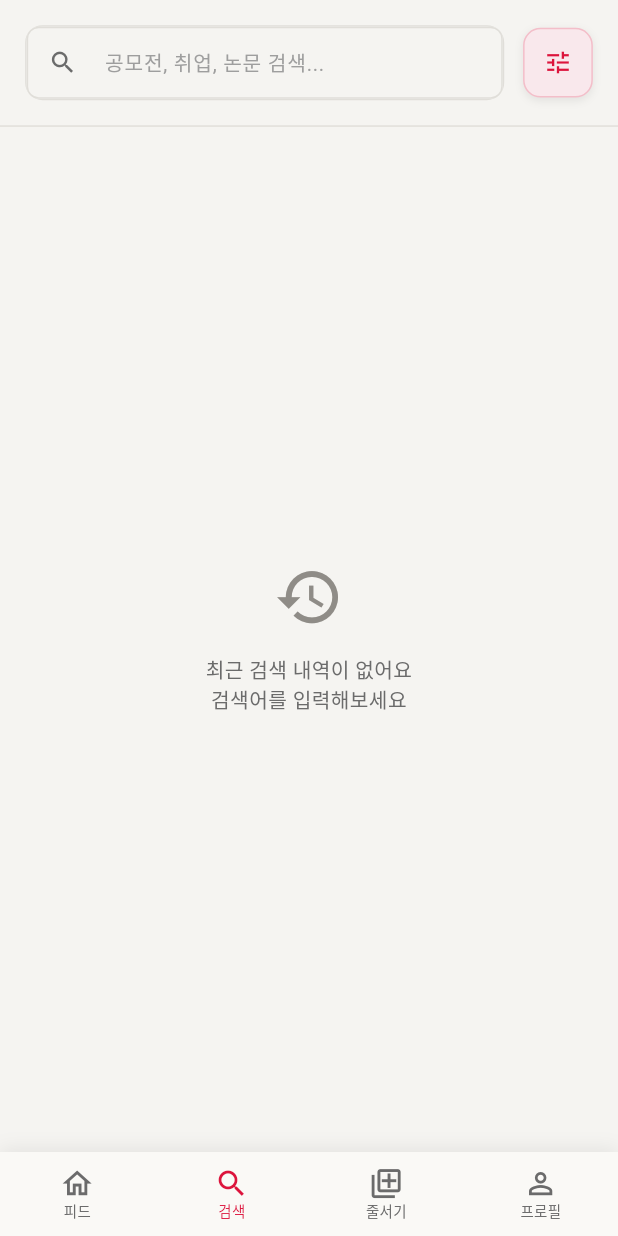
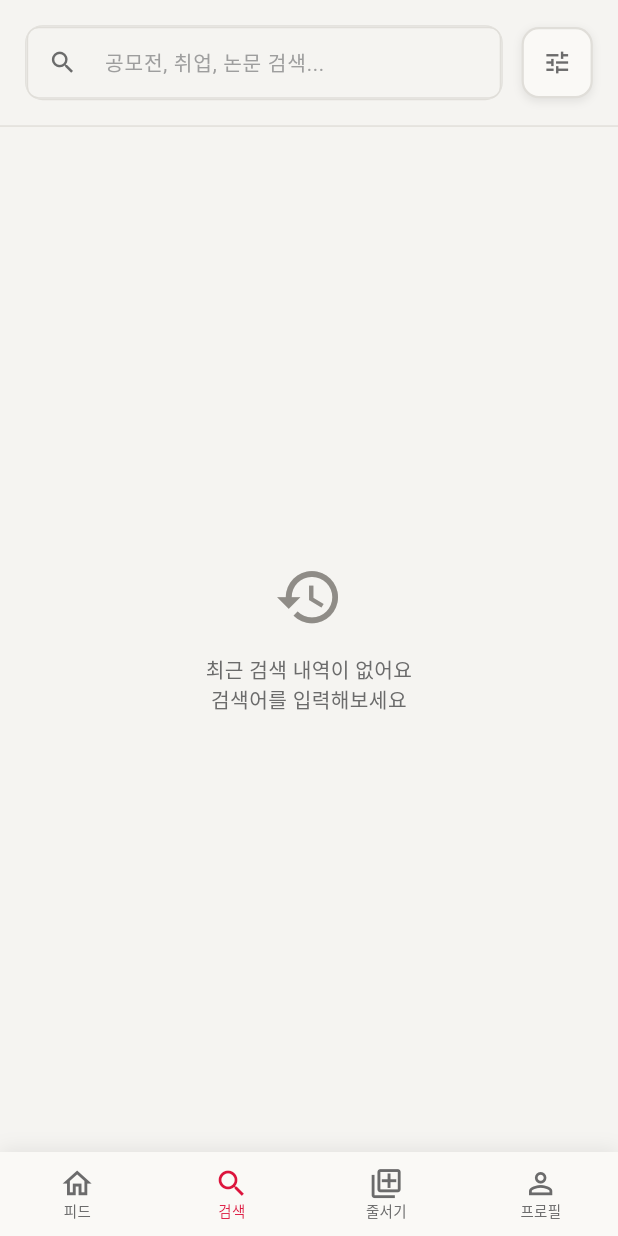
Before and after one commit to EM-H20/sejong-catch, a Flutter app: the SearchPage screen opened by its route, on a phone screen of 412 x 824 dp. Run offline on Flutter 3.47's test engine with Material 3 defaults, Android fonts, the phone set to English and light mode, and no system bars; our stand-ins replace dio, easy_debounce, firebase_messaging, flutter_local_notifications, flutter_riverpod, flutter_screenutil and 7 more; accounts and stored records are empty; generated files the repository leaves out were written again; Roboto replaces fonts that are missing (Pretendard-Regular).

Commit message:
refactor(search): 디자인 토큰 시스템 100% 적용
- FilterBottomSheet: TextStyle 직접 생성 7개 제거
- FilterBottomSheet: spacing 하드코딩 4개 → AppSpacing 적용
- SearchBar: hintStyle TextStyle 제거 → AppTextStyles 적용
- SearchPage: padding 하드코딩 → AppSpacing.screenPadding 적용
- SearchPage: Colors.transparent → AppColors.transparent 적용
- AppTextStyles import 추가
- 디자인 토큰 준수율: 88.75% → 100%

```diff
--- a/sejong_catch_frontend/lib/features/search/presentation/pages/search_page.dart
+++ b/sejong_catch_frontend/lib/features/search/presentation/pages/search_page.dart
@@ -171,7 +171,7 @@ class SearchPage extends ConsumerWidget {
         // 최근 검색어 목록
         Expanded(
           child: ListView.separated(
-            padding: EdgeInsets.symmetric(horizontal: 18.w),
+            padding: AppSpacing.screenPadding,
             itemCount: state.recentSearches.length,
             separatorBuilder: (context, index) => AppDivider.thin(),
             itemBuilder: (context, index) {
@@ -217,7 +217,7 @@ class SearchPage extends ConsumerWidget {
     showModalBottomSheet(
       context: context,
       isScrollControlled: true,
-      backgroundColor: Colors.transparent,
+      backgroundColor: AppColors.transparent,
       builder: (context) => const FilterBottomSheet(),
     );
   }
--- a/sejong_catch_frontend/lib/features/search/presentation/widgets/ui/filter_button.dart
+++ b/sejong_catch_frontend/lib/features/search/presentation/widgets/ui/filter_button.dart
@@ -26,17 +26,18 @@ class FilterButton extends StatelessWidget {
       child: Container(
         padding: EdgeInsets.all(AppSpacing.md),
         decoration: BoxDecoration(
-          color: AppColors.brandCrimsonLight,
+          color: AppColors.white,
           borderRadius: BorderRadius.circular(12.r),
           border: Border.all(
-            color: AppColors.brandCrimson.withValues(alpha: 0.2),
+            color: AppColors.divider,
+            width: 1.5,
           ),
           boxShadow: AppShadows.basic,
         ),
         child: Icon(
           Icons.tune,
           size: 20.sp,
-          color: AppColors.brandCrimson,
+          color: AppColors.textSecondary,
         ),
       ),
     );
```
